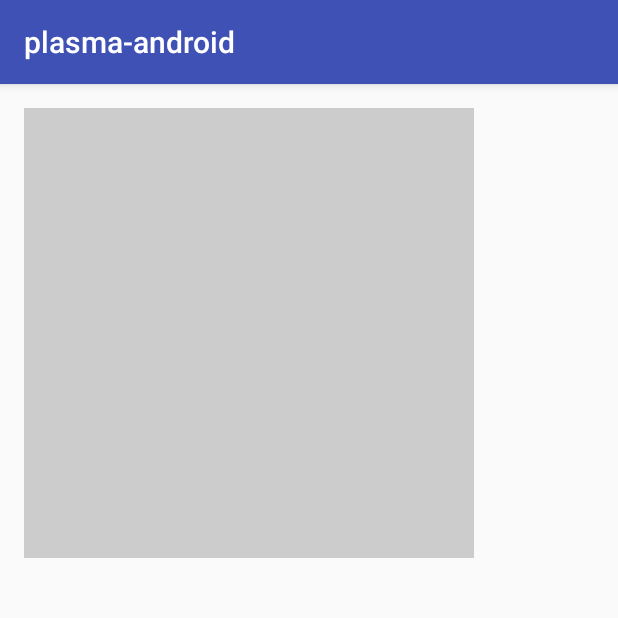
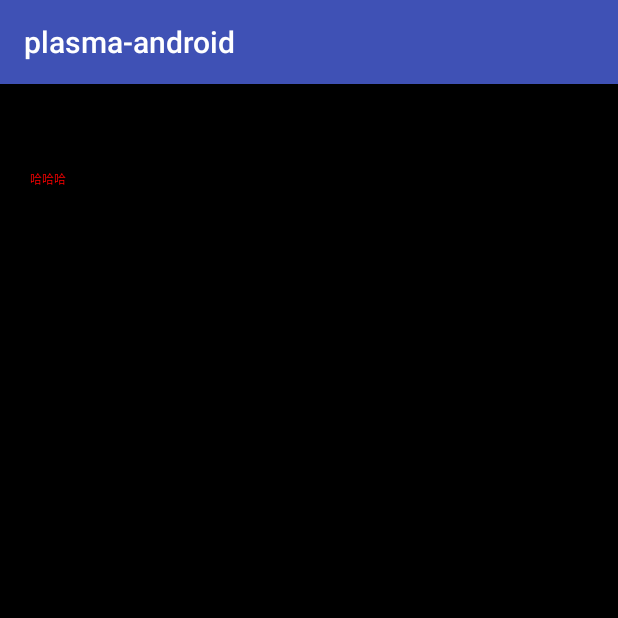
Before and after one commit to tao7/plasma-android, an Android app: the screen it shows after launch (MainActivity), on a phone screen of 412 x 824 dp, the top half of it. Run offline under Robolectric (Android 15) with nearby library versions, the phone set to English and light mode, and no system bars.

Commit message:
Remove automatic generation codes.

```diff
--- a/plasma-android/app/src/main/java/cn/changwentao/plasma/MainActivity.java
+++ b/plasma-android/app/src/main/java/cn/changwentao/plasma/MainActivity.java
@@ -1,13 +1,33 @@
+/*
+ * Copyright (C) 2016 tao7
+ *
+ * https://github.com/tao7
+ */
 package cn.changwentao.plasma;
 
 import android.support.v7.app.AppCompatActivity;
 import android.os.Bundle;
 
 public class MainActivity extends AppCompatActivity {
+    private PlasmaView mPlasmaView;
 
     @Override
     protected void onCreate(Bundle savedInstanceState) {
         super.onCreate(savedInstanceState);
         setContentView(R.layout.activity_main);
+
+        mPlasmaView = (PlasmaView) findViewById(R.id.plasmaView);
+    }
+
+    @Override
+    protected void onResume() {
+        super.onResume();
+        mPlasmaView.play();
+    }
+
+    @Override
+    protected void onPause() {
+        super.onPause();
+        mPlasmaView.pause();
     }
 }
--- a/plasma-android/app/src/main/java/cn/changwentao/plasma/PlasmaView.java
+++ b/plasma-android/app/src/main/java/cn/changwentao/plasma/PlasmaView.java
@@ -1,27 +1,33 @@
+/*
+ * Copyright (C) 2016 tao7
+ *
+ * https://github.com/tao7
+ */
 package cn.changwentao.plasma;
 
 import android.content.Context;
 import android.content.res.TypedArray;
 import android.graphics.Canvas;
-import android.graphics.Color;
 import android.graphics.Paint;
-import android.graphics.drawable.Drawable;
-import android.text.TextPaint;
 import android.util.AttributeSet;
 import android.view.View;
 
 /**
- * TODO: document your custom view class.
+ * Custom view class show plasma animation.
  */
 public class PlasmaView extends View {
-    private String mExampleString; // TODO: use a default from R.string...
-    private int mExampleColor = Color.RED; // TODO: use a default from R.color...
-    private float mExampleDimension = 0; // TODO: use a default from R.dimen...
-    private Drawable mExampleDrawable;
+    private static final int[] sColors = {0xFF7C8489, 0xFF4FB3A4, 0xFFFF7073, 0xFFF5B977, 0xFFFDFC7F};
+    private static final int DEFAULT_VELOCITY = 50;
 
-    private TextPaint mTextPaint;
-    private float mTextWidth;
-    private float mTextHeight;
+    private int mPaddingLeft;
+    private int mPaddingTop;
+    private int mPaddingRight;
+    private int mPaddingBottom;
+
+    // Millisecond between two frame.
+    private int mVelocity;
+    private boolean mPause = true;
+    private Paint mPaint;
 
     public PlasmaView(Context context) {
         super(context);
@@ -39,155 +45,55 @@ public class PlasmaView extends View {
     }
 
     private void init(AttributeSet attrs, int defStyle) {
-        // Load attributes
-        final TypedArray a = getContext().obtainStyledAttributes(
-                attrs, R.styleable.PlasmaView, defStyle, 0);
+        final TypedArray a = getContext().obtainStyledAttributes(attrs, R.styleable.PlasmaView, defStyle, 0);
 
-        mExampleString = a.getString(
-                R.styleable.PlasmaView_exampleString);
-        mExampleColor = a.getColor(
-                R.styleable.PlasmaView_exampleColor,
-                mExampleColor);
-        // Use getDimensionPixelSize or getDimensionPixelOffset when dealing with
-        // values that should fall on pixel boundaries.
-        mExampleDimension = a.getDimension(
-                R.styleable.PlasmaView_exampleDimension,
-                mExampleDimension);
-
-        if (a.hasValue(R.styleable.PlasmaView_exampleDrawable)) {
-            mExampleDrawable = a.getDrawable(
-                    R.styleable.PlasmaView_exampleDrawable);
-            mExampleDrawable.setCallback(this);
-        }
-
+        mVelocity = a.getInt(R.styleable.PlasmaView_velocity, DEFAULT_VELOCITY);
         a.recycle();
 
-        if(isInEditMode()) {
-            mExampleString = "Demo";
-        }
-
-        // Set up a default TextPaint object
-        mTextPaint = new TextPaint();
-        mTextPaint.setFlags(Paint.ANTI_ALIAS_FLAG);
-        mTextPaint.setTextAlign(Paint.Align.LEFT);
-
-        // Update TextPaint and text measurements from attributes
-        invalidateTextPaintAndMeasurements();
-    }
-
-    private void invalidateTextPaintAndMeasurements() {
-        mTextPaint.setTextSize(mExampleDimension);
-        mTextPaint.setColor(mExampleColor);
-        mTextWidth = mTextPaint.measureText(mExampleString);
-
-        Paint.FontMetrics fontMetrics = mTextPaint.getFontMetrics();
-        mTextHeight = fontMetrics.bottom;
+        // Set up a default Paint object
+        mPaint = new Paint();
+        mPaint.setFlags(Paint.ANTI_ALIAS_FLAG);
     }
 
     @Override
     protected void onDraw(Canvas canvas) {
         super.onDraw(canvas);
 
-        // TODO: consider storing these as member variables to reduce
-        // allocations per draw cycle.
-        int paddingLeft = getPaddingLeft();
-        int paddingTop = getPaddingTop();
-        int paddingRight = getPaddingRight();
-        int paddingBottom = getPaddingBottom();
+        int contentWidth = getWidth() - mPaddingLeft - mPaddingRight;
+        int contentHeight = getHeight() - mPaddingTop - mPaddingBottom;
 
-        int contentWidth = getWidth() - paddingLeft - paddingRight;
-        int contentHeight = getHeight() - paddingTop - paddingBottom;
+        mPaint.setColor(0xffff0000);
+        canvas.drawText("哈哈哈", 30f, 100f, mPaint);
+    }
 
-        // Draw the text.
-        canvas.drawText(mExampleString,
-                paddingLeft + (contentWidth - mTextWidth) / 2,
-                paddingTop + (contentHeight + mTextHeight) / 2,
-                mTextPaint);
+    @Override
+    protected void onSizeChanged(int w, int h, int oldw, int oldh) {
+        super.onSizeChanged(w, h, oldw, oldh);
 
-        // Draw the example drawable on top of the text.
-        if (mExampleDrawable != null) {
-            mExampleDrawable.setBounds(paddingLeft, paddingTop,
-                    paddingLeft + contentWidth, paddingTop + contentHeight);
-            mExampleDrawable.draw(canvas);
+        mPaddingLeft = getPaddingLeft();
+        mPaddingTop = getPaddingTop();
+        mPaddingRight = getPaddingRight();
+        mPaddingBottom = getPaddingBottom();
+    }
+
+    /**
+     * Start plasma animation.
+     */
+    public void play() {
+        if(mPause) {
+            mPause = false;
+            invalidate();
         }
     }
 
     /**
-     * Gets the example string attribute value.
-     *
-     * @return The example string attribute value.
+     * Pause plasma animation.
      */
-    public String getExampleString() {
-        return mExampleString;
+    public void pause() {
+        if(!mPause) {
+            mPause = true;
+            invalidate();
+        }
     }
 
-    /**
-     * Sets the view's example string attribute value. In the example view, this string
-     * is the text to draw.
-     *
-     * @param exampleString The example string attribute value to use.
-     */
-    public void setExampleString(String exampleString) {
-        mExampleString = exampleString;
-        invalidateTextPaintAndMeasurements();
-    }
-
-    /**
-     * Gets the example color attribute value.
-     *
-     * @return The example color attribute value.
-     */
-    public int getExampleColor() {
-        return mExampleColor;
-    }
-
-    /**
-     * Sets the view's example color attribute value. In the example view, this color
-     * is the font color.
-     *
-     * @param exampleColor The example color attribute value to use.
-     */
-    public void setExampleColor(int exampleColor) {
-        mExampleColor = exampleColor;
-        invalidateTextPaintAndMeasurements();
-    }
-
-    /**
-     * Gets the example dimension attribute value.
-     *
-     * @return The example dimension attribute value.
-     */
-    public float getExampleDimension() {
-        return mExampleDimension;
-    }
-
-    /**
-     * Sets the view's example dimension attribute value. In the example view, this dimension
-     * is the font size.
-     *
-     * @param exampleDimension The example dimension attribute value to use.
-     */
-    public void setExampleDimension(float exampleDimension) {
-        mExampleDimension = exampleDimension;
-        invalidateTextPaintAndMeasurements();
-    }
-
-    /**
-     * Gets the example drawable attribute value.
-     *
-     * @return The example drawable attribute value.
-     */
-    public Drawable getExampleDrawable() {
-        return mExampleDrawable;
-    }
-
-    /**
-     * Sets the view's example drawable attribute value. In the example view, this drawable is
-     * drawn above the text.
-     *
-     * @param exampleDrawable The example drawable attribute value to use.
-     */
-    public void setExampleDrawable(Drawable exampleDrawable) {
-        mExampleDrawable = exampleDrawable;
-    }
 }
--- a/plasma-android/app/src/main/res/layout/activity_main.xml
+++ b/plasma-android/app/src/main/res/layout/activity_main.xml
@@ -4,20 +4,12 @@
     xmlns:tools="http://schemas.android.com/tools"
     android:layout_width="match_parent"
     android:layout_height="match_parent"
-    android:paddingBottom="@dimen/activity_vertical_margin"
-    android:paddingLeft="@dimen/activity_horizontal_margin"
-    android:paddingRight="@dimen/activity_horizontal_margin"
-    android:paddingTop="@dimen/activity_vertical_margin"
     tools:context="cn.changwentao.plasma.MainActivity">
 
     <cn.changwentao.plasma.PlasmaView
-        android:layout_width="300dp"
-        android:layout_height="300dp"
-        android:background="#ccc"
-        android:paddingBottom="40dp"
-        android:paddingLeft="20dp"
-        app:exampleColor="#33b5e5"
-        app:exampleDimension="24sp"
-        app:exampleDrawable="@android:drawable/ic_menu_add"
-        app:exampleString="Hello, PlasmaView" />
+        android:id="@+id/plasmaView"
+        android:layout_width="match_parent"
+        android:layout_height="match_parent"
+        android:background="@android:color/black"
+        app:velocity="@dimen/plasma_velocity" />
 </RelativeLayout>
--- a/plasma-android/app/src/main/res/values-w820dp/dimens.xml
+++ /dev/null
@@ -1,6 +0,0 @@
-<resources>
-    <!-- Example customization of dimensions originally defined in res/values/dimens.xml
-         (such as screen margins) for screens with more than 820dp of available width. This
-         would include 7" and 10" devices in landscape (~960dp and ~1280dp respectively). -->
-    <dimen name="activity_horizontal_margin">64dp</dimen>
-</resources>
--- a/plasma-android/app/src/main/res/values/attrs_plasma_view.xml
+++ b/plasma-android/app/src/main/res/values/attrs_plasma_view.xml
@@ -1,8 +1,5 @@
 <resources>
     <declare-styleable name="PlasmaView">
-        <attr name="exampleString" format="string" />
-        <attr name="exampleDimension" format="dimension" />
-        <attr name="exampleColor" format="color" />
-        <attr name="exampleDrawable" format="color|reference" />
+        <attr name="velocity" format="integer" />
     </declare-styleable>
 </resources>
--- a/plasma-android/app/src/main/res/values/dimens.xml
+++ b/plasma-android/app/src/main/res/values/dimens.xml
@@ -1,5 +1,4 @@
 <resources>
-    <!-- Default screen margins, per the Android Design guidelines. -->
-    <dimen name="activity_horizontal_margin">16dp</dimen>
-    <dimen name="activity_vertical_margin">16dp</dimen>
+    <!-- Default millisecond between two frame. -->
+    <item name="plasma_velocity" format="integer" type="dimen">50</item>
 </resources>
```
